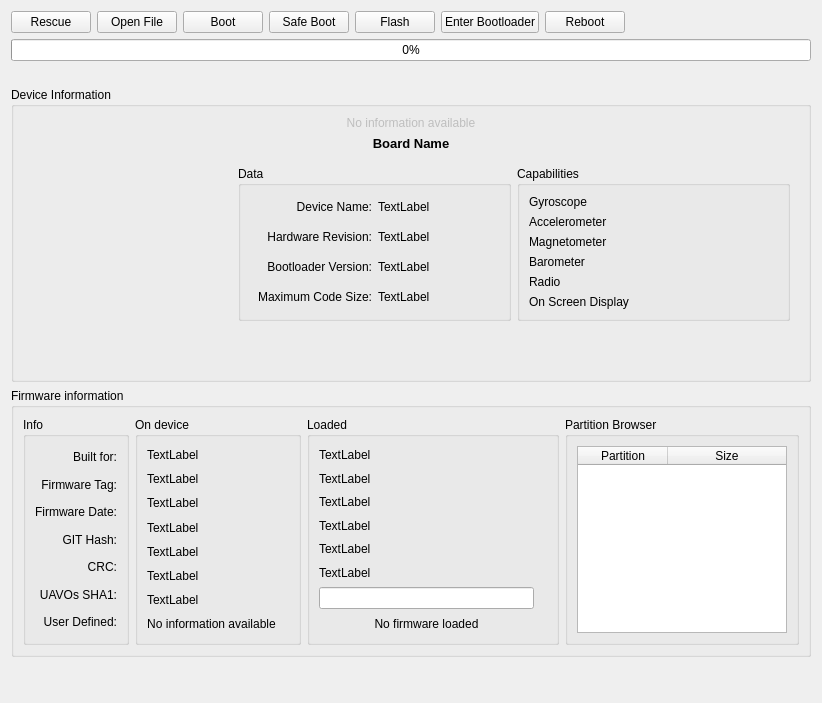
Above: ground/gcs/src/plugins/uploader/uploader.ui from d-ronin/dRonin before the change. Below: the same form after it.
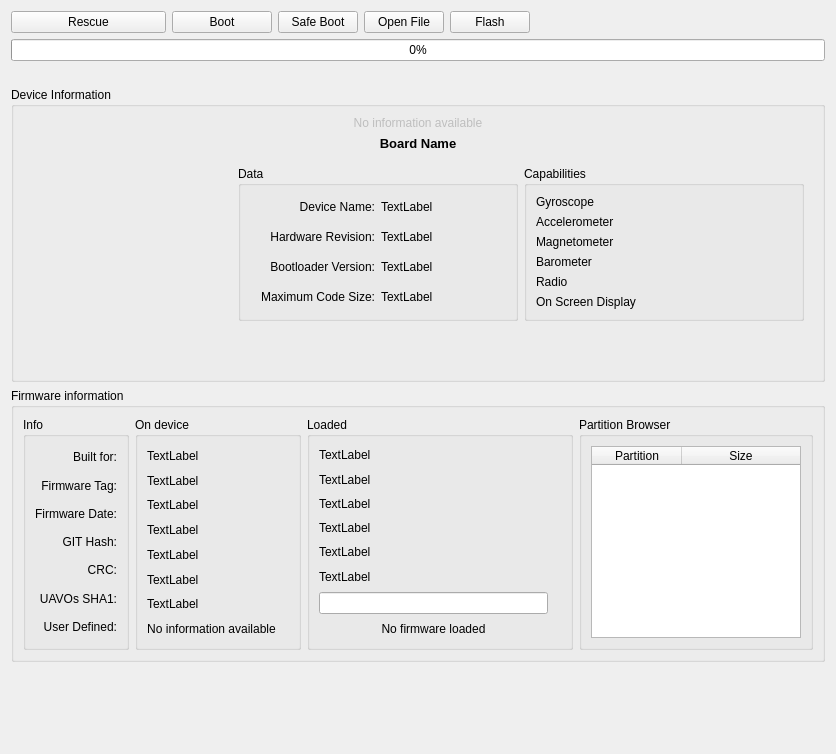
That is the form after the change. Icons and pictures are not drawn.

Commit message:
gcs: uploader: simplify buttons
I need the UI space, and now the buttons always have conceptually the
same purpose regardless of state.

The leftmost button is Rescue / Enter bootloader.  It means to do what's
necessary to get us into the loader.

The next button is Boot / Reboot.  It means to do what's necessary to
get a fresh instance of the firmware booted.

The edit to the form file:
```diff
--- a/ground/gcs/src/plugins/uploader/uploader.ui
+++ b/ground/gcs/src/plugins/uploader/uploader.ui
@@ -6,8 +6,8 @@
    <rect>
     <x>0</x>
     <y>0</y>
-    <width>822</width>
-    <height>703</height>
+    <width>836</width>
+    <height>754</height>
    </rect>
   </property>
   <property name="windowTitle">
@@ -18,6 +18,12 @@
     <layout class="QHBoxLayout" name="bootloaderButtons">
      <item>
       <widget class="QPushButton" name="rescueButton">
+       <property name="minimumSize">
+        <size>
+         <width>155</width>
+         <height>0</height>
+        </size>
+       </property>
        <property name="toolTip">
         <string>Start a guided procedure to manually
 recover a system which does not boot.
@@ -29,21 +35,17 @@
        </property>
       </widget>
      </item>
-     <item>
-      <widget class="QPushButton" name="openButton">
-       <property name="toolTip">
-        <string>&lt;html&gt;&lt;head/&gt;&lt;body&gt;&lt;p&gt;Opens a file containing the firmware you wish to flash&lt;/p&gt;&lt;/body&gt;&lt;/html&gt;</string>
-       </property>
-       <property name="text">
-        <string>Open File</string>
-       </property>
-      </widget>
-     </item>
      <item>
       <widget class="QPushButton" name="bootButton">
        <property name="enabled">
         <bool>true</bool>
        </property>
+       <property name="minimumSize">
+        <size>
+         <width>100</width>
+         <height>0</height>
+        </size>
+       </property>
        <property name="toolTip">
         <string>&lt;html&gt;&lt;head/&gt;&lt;body&gt;&lt;p&gt;Boots the system.&lt;/p&gt;&lt;/body&gt;&lt;/html&gt;</string>
        </property>
@@ -68,6 +70,16 @@
        </property>
       </widget>
      </item>
+     <item>
+      <widget class="QPushButton" name="openButton">
+       <property name="toolTip">
+        <string>&lt;html&gt;&lt;head/&gt;&lt;body&gt;&lt;p&gt;Opens a file containing the firmware you wish to flash&lt;/p&gt;&lt;/body&gt;&lt;/html&gt;</string>
+       </property>
+       <property name="text">
+        <string>Open File</string>
+       </property>
+      </widget>
+     </item>
      <item>
       <widget class="QPushButton" name="flashButton">
        <property name="toolTip">
@@ -81,46 +93,6 @@
        </property>
       </widget>
      </item>
-     <item>
-      <widget class="QPushButton" name="haltButton">
-       <property name="enabled">
-        <bool>true</bool>
-       </property>
-       <property name="maximumSize">
-        <size>
-         <width>16777215</width>
-         <height>25</height>
-        </size>
-       </property>
-       <property name="toolTip">
-        <string>&lt;html&gt;&lt;head/&gt;&lt;body&gt;&lt;p&gt;Tells the controller to enter bootloader mode.&lt;/p&gt;&lt;p&gt;(Only enabled if telemetry link is established)&lt;/p&gt;&lt;/body&gt;&lt;/html&gt;</string>
-       </property>
-       <property name="text">
-        <string>Enter Bootloader</string>
-       </property>
-      </widget>
-     </item>
-     <item>
-      <widget class="QPushButton" name="resetButton">
-       <property name="enabled">
-        <bool>true</bool>
-       </property>
-       <property name="maximumSize">
-        <size>
-         <width>16777215</width>
-         <height>25</height>
-        </size>
-       </property>
-       <property name="toolTip">
-        <string>Reset the system.
-(Only enabled if telemetry link is established, either
-through serial or USB)</string>
-       </property>
-       <property name="text">
-        <string>Reboot</string>
-       </property>
-      </widget>
-     </item>
      <item>
       <spacer name="horizontalSpacer">
        <property name="orientation">
```
The commit also changes 2 other files.
